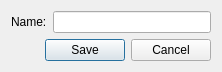
This is woterm/qworenamedialog.ui in aoyiduo/woterm as Qt 5 draws it before an edit. The edited form follows.
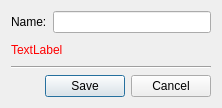
This is the edited form.

The edit to the form file:
```diff
--- a/woterm/qworenamedialog.ui
+++ b/woterm/qworenamedialog.ui
@@ -7,7 +7,7 @@
     <x>0</x>
     <y>0</y>
     <width>222</width>
-    <height>71</height>
+    <height>108</height>
    </rect>
   </property>
   <property name="sizePolicy">
@@ -34,6 +34,41 @@
      </item>
     </layout>
    </item>
+   <item>
+    <layout class="QHBoxLayout" name="horizontalLayout_3">
+     <item>
+      <widget class="QLabel" name="msgErr">
+       <property name="minimumSize">
+        <size>
+         <width>160</width>
+         <height>0</height>
+        </size>
+       </property>
+       <property name="styleSheet">
+        <string notr="true">.QLabel{
+color: rgb(255, 0, 0);
+}</string>
+       </property>
+       <property name="text">
+        <string>TextLabel</string>
+       </property>
+      </widget>
+     </item>
+    </layout>
+   </item>
+   <item>
+    <widget class="Line" name="line">
+     <property name="minimumSize">
+      <size>
+       <width>160</width>
+       <height>0</height>
+      </size>
+     </property>
+     <property name="orientation">
+      <enum>Qt::Horizontal</enum>
+     </property>
+    </widget>
+   </item>
    <item>
     <layout class="QHBoxLayout" name="horizontalLayout">
      <item>
```
